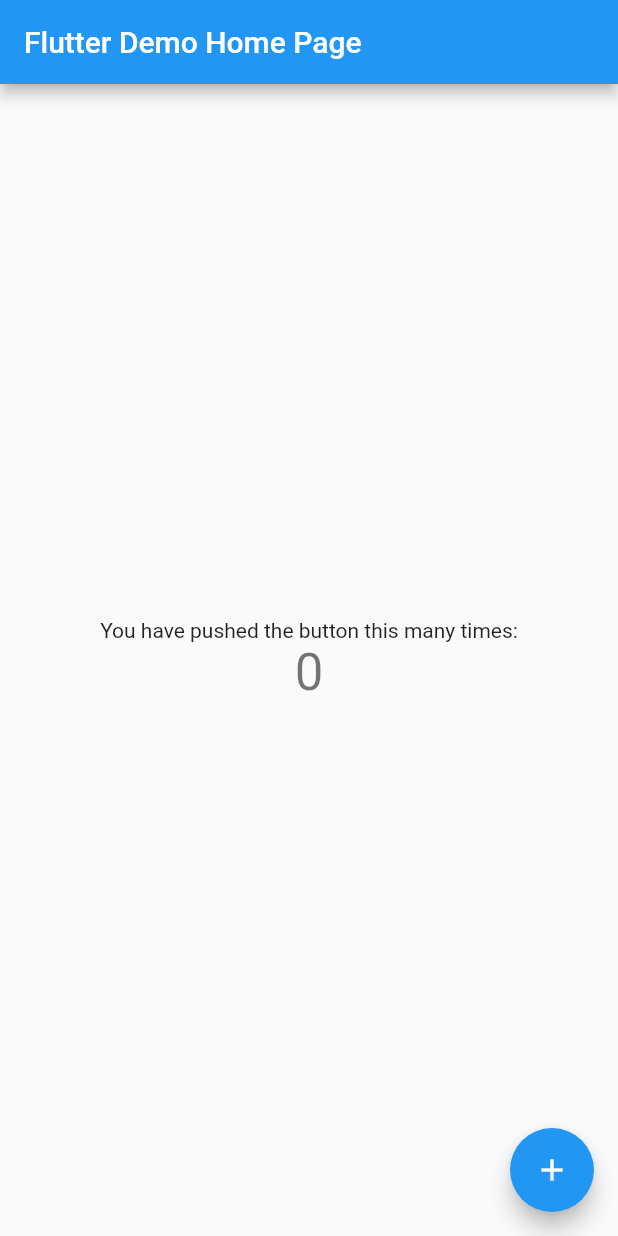
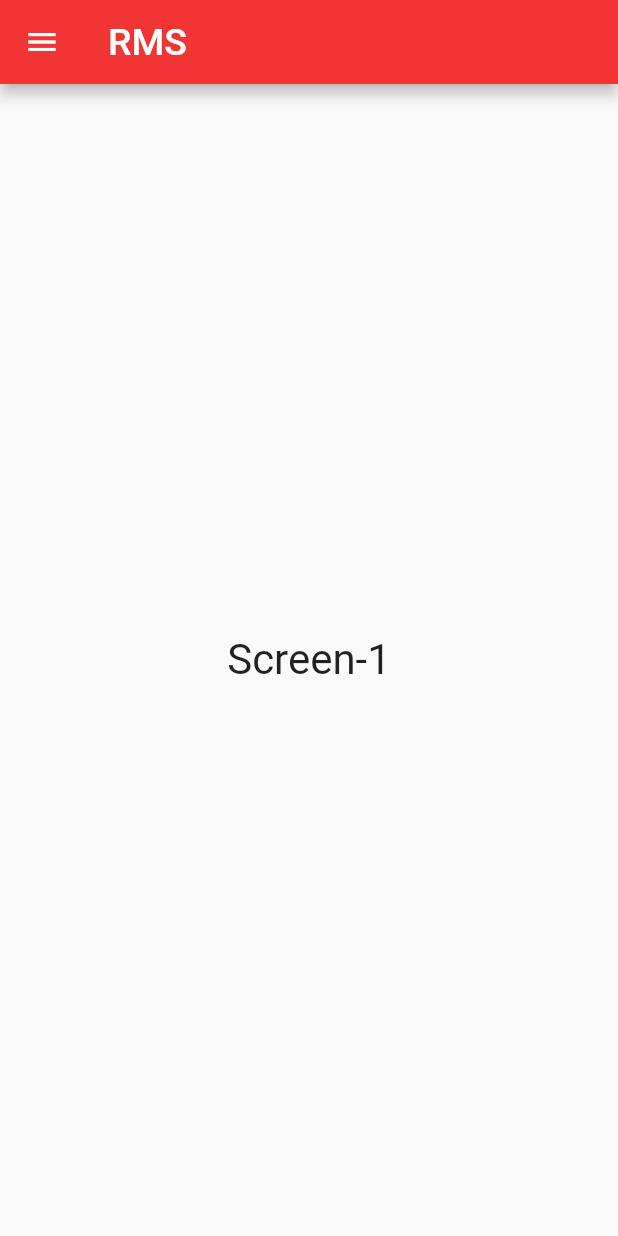
Before and after one commit to ShreeVas7989/rms, a Flutter app: the screen it shows after launch, on a phone screen of 412 x 824 dp. Run offline on Flutter 3.47's test engine with Material 2 defaults, Android fonts, the phone set to English and light mode, and no system bars; our stand-ins replace get, google_fonts.

Commit message:
By Anasurya

```diff
--- a/lib/main.dart
+++ b/lib/main.dart
@@ -1,115 +1,130 @@
+
+import 'dart:async';
 import 'package:flutter/material.dart';
-
+import 'package:get/get.dart';
+import 'package:google_fonts/google_fonts.dart';
+import 'package:rms/Page_1.dart';
 void main() {
-  runApp(const MyApp());
+  runApp(MyApp());
 }
 
 class MyApp extends StatelessWidget {
-  const MyApp({Key? key}) : super(key: key);
-
-  // This widget is the root of your application.
   @override
   Widget build(BuildContext context) {
-    return MaterialApp(
-      title: 'Flutter Demo',
-      theme: ThemeData(
-        // This is the theme of your application.
-        //
-        // Try running your application with "flutter run". You'll see the
-        // application has a blue toolbar. Then, without quitting the app, try
-        // changing the primarySwatch below to Colors.green and then invoke
-        // "hot reload" (press "r" in the console where you ran "flutter run",
-        // or simply save your changes to "hot reload" in a Flutter IDE).
-        // Notice that the counter didn't reset back to zero; the application
-        // is not restarted.
-        primarySwatch: Colors.blue,
-      ),
-      home: const MyHomePage(title: 'Flutter Demo Home Page'),
+    return GetMaterialApp(
+      home: MyHomePage(),
+      debugShowCheckedModeBanner: false,
     );
   }
 }
 
 class MyHomePage extends StatefulWidget {
-  const MyHomePage({Key? key, required this.title}) : super(key: key);
-
-  // This widget is the home page of your application. It is stateful, meaning
-  // that it has a State object (defined below) that contains fields that affect
-  // how it looks.
-
-  // This class is the configuration for the state. It holds the values (in this
-  // case the title) provided by the parent (in this case the App widget) and
-  // used by the build method of the State. Fields in a Widget subclass are
-  // always marked "final".
-
-  final String title;
-
   @override
-  State<MyHomePage> createState() => _MyHomePageState();
+  _MyHomePageState createState() => _MyHomePageState();
 }
-
 class _MyHomePageState extends State<MyHomePage> {
-  int _counter = 0;
-
-  void _incrementCounter() {
-    setState(() {
-      // This call to setState tells the Flutter framework that something has
-      // changed in this State, which causes it to rerun the build method below
-      // so that the display can reflect the updated values. If we changed
-      // _counter without calling setState(), then the build method would not be
-      // called again, and so nothing would appear to happen.
-      _counter++;
-    });
+  @override
+  void initState() {
+    super.initState();
+    Timer(Duration(seconds: 3),
+            ()=>Navigator.pushReplacement(context,
+            MaterialPageRoute(builder:
+                (context) =>
+                SecondScreen()
+            )
+        )
+    );
   }
-
   @override
   Widget build(BuildContext context) {
-    // This method is rerun every time setState is called, for instance as done
-    // by the _incrementCounter method above.
-    //
-    // The Flutter framework has been optimized to make rerunning build methods
-    // fast, so that you can just rebuild anything that needs updating rather
-    // than having to individually change instances of widgets.
     return Scaffold(
-      appBar: AppBar(
-        // Here we take the value from the MyHomePage object that was created by
-        // the App.build method, and use it to set our appbar title.
-        title: Text(widget.title),
+      body: Container(
+        alignment: Alignment.center,
+          color: Color(0xffae0000),
+          child:Text('RMS',
+            style:  GoogleFonts.yuseiMagic(fontStyle: FontStyle.italic,color: Colors.white,fontSize: 35),
           ),
+      ),
+    );
+  }
+}
+class SecondScreen extends StatelessWidget {
+  @override
+  Widget build(BuildContext context) {
+    return SafeArea(
+      child: Scaffold(
+        appBar: AppBar(title:Text("RMS",style: TextStyle(fontSize: 25),),backgroundColor: Color(0xfff13535),),
         body: Center(
-        // Center is a layout widget. It takes a single child and positions it
-        // in the middle of the parent.
+            child:Text("Screen-1",textScaleFactor: 2,),
+        ),
+        drawer: Drawer(
+          backgroundColor: Color(0xfff13535),
+          child: Padding(
+            padding:  EdgeInsets.symmetric(vertical: Get.width*0.045),
             child: Column(
-          // Column is also a layout widget. It takes a list of children and
-          // arranges them vertically. By default, it sizes itself to fit its
-          // children horizontally, and tries to be as tall as its parent.
-          //
-          // Invoke "debug painting" (press "p" in the console, choose the
-          // "Toggle Debug Paint" action from the Flutter Inspector in Android
-          // Studio, or the "Toggle Debug Paint" command in Visual Studio Code)
-          // to see the wireframe for each widget.
-          //
-          // Column has various properties to control how it sizes itself and
-          // how it positions its children. Here we use mainAxisAlignment to
-          // center the children vertically; the main axis here is the vertical
-          // axis because Columns are vertical (the cross axis would be
-          // horizontal).
-          mainAxisAlignment: MainAxisAlignment.center,
+              children: [
+                Container(
+                  width: Get.width*0.3,
+                  height: Get.width*0.2,
+                  alignment: Alignment.topLeft,
+                  decoration: BoxDecoration(image: DecorationImage
+                    (image: NetworkImage('https://cloudfront-us-east-2.images.arcpublishing.com/reuters/F6INOOMSRRL5XOOQDRPZUWPWBA.jpg'),),
+                      shape: BoxShape.circle),
+                ),
+                SizedBox(height: Get.width*0.025,),
+                Row(
+                  mainAxisAlignment: MainAxisAlignment.spaceAround,
+                  children: [
+                    SizedBox(width: Get.width*0.05,),
+                    SizedBox(width: Get.width*0.15,
+                      child:Text('Name',style: TextStyle(color: Colors.white),),),
+                    SizedBox(width: Get.width*0.1,child: Text(':',style: TextStyle(color: Colors.white),),),
+                    Expanded(child: SizedBox(width: Get.width*0.35,child: Text('Srimusuru Anasurya',style: TextStyle(color: Colors.white),),)),
+                  ],
+                ),
+                SizedBox(height: Get.width*0.025,),
+                Row(
+                  mainAxisAlignment: MainAxisAlignment.spaceAround,
+                  children: [
+                    SizedBox(width: Get.width*0.05,),
+                    SizedBox(width: Get.width*0.15,
+                      child:Text('Code',style: TextStyle(color: Colors.white),),),
+                    SizedBox(width: Get.width*0.1,child: Text(':',style: TextStyle(color: Colors.white),),),
+                    Expanded(child: SizedBox(width: Get.width*0.35,child: Text('612',style: TextStyle(color: Colors.white),),)),
+                  ],
+                ),
+                Padding(
+                  padding:  EdgeInsets.symmetric(vertical: Get.width*0.05,horizontal: Get.width*0.02),
+                  child: TextFormField(style: TextStyle(color: Colors.white),
+                    decoration: InputDecoration(hintText: 'Modules Search...',
+                      hintStyle: TextStyle(color: Colors.white),
+                      border: OutlineInputBorder(borderRadius: BorderRadius.all(Radius.circular(25),),borderSide: BorderSide(color: Colors.white),),
+                      focusedBorder: OutlineInputBorder(borderRadius: BorderRadius.all(Radius.circular(25),),borderSide: BorderSide(color: Colors.white),),
+                  prefixIcon: Icon(Icons.article_outlined,color: Colors.white,),
+                    suffixIcon: Icon(Icons.search,color: Colors.white,),),
+                  ),
+                ),
+                ExpansionTile(leading: Icon(Icons.article,color: Colors.white,),
+                  title: Text('Manage Person',style: TextStyle(color: Colors.white,fontSize: 16),),
                   children: <Widget>[
-            const Text(
-              'You have pushed the button this many times:',
-            ),
-            Text(
-              '$_counter',
-              style: Theme.of(context).textTheme.headline4,
+                    ListTile(title: TextButton(onPressed: (){
+                      Get.to(page_1());
+                    },child: Row(
+                      children: [
+                        Container(
+                         width: Get.width*0.12,
+                          height: Get.width*0.02,
+                          decoration: BoxDecoration(shape: BoxShape.circle,color: Colors.white),),
+                        Text('Manage Person - 1',style: TextStyle(color: Colors.white,fontSize: 16),),
+                      ],
+                    ),),),
+                  ],
                 ),
               ],
             ),
           ),
-      floatingActionButton: FloatingActionButton(
-        onPressed: _incrementCounter,
-        tooltip: 'Increment',
-        child: const Icon(Icons.add),
-      ), // This trailing comma makes auto-formatting nicer for build methods.
+        ),
+      ),
     );
   }
 }
--- a/pubspec.yaml
+++ b/pubspec.yaml
@@ -29,6 +29,8 @@
 dependencies:
   flutter:
     sdk: flutter
+  google_fonts: ^2.3.2
+  get: ^4.6.1
 
 
   # The following adds the Cupertino Icons font to your application.
```
Also changed, not shown: lib/Page_1.dart (+196 -0 lines), pubspec.lock, 1 other file. Lines whose indentation alone changed are shown as unchanged.
